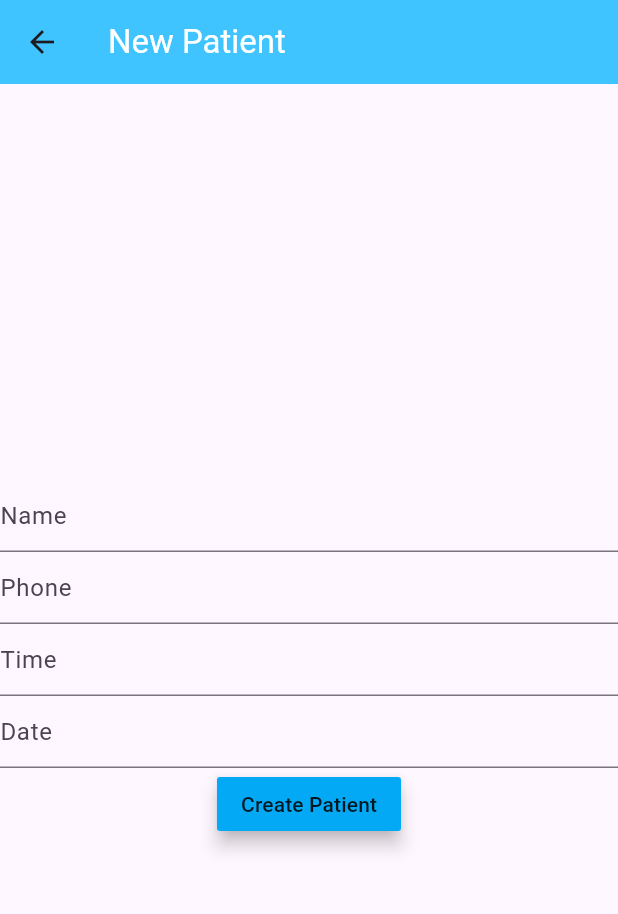
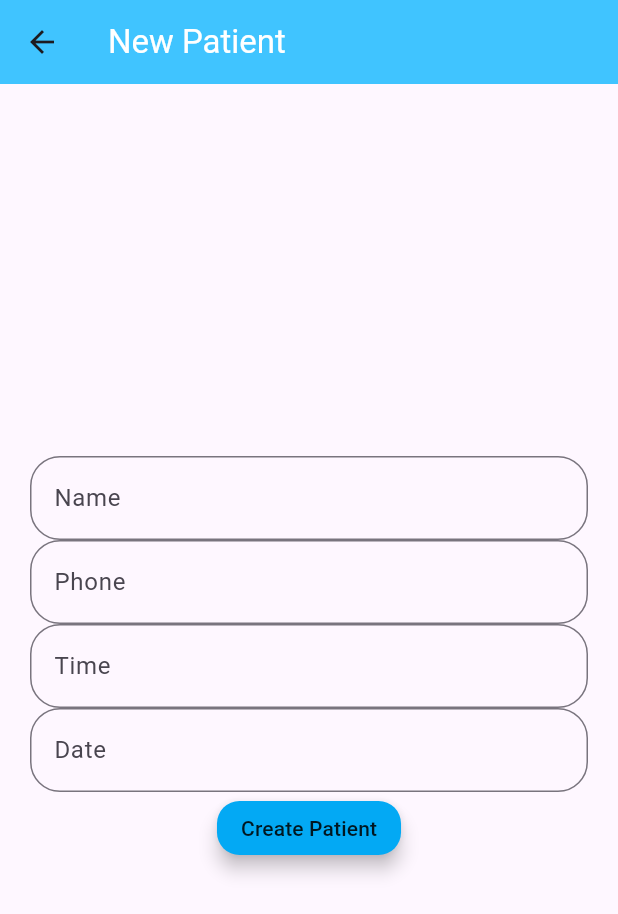
Before and after one commit to AtishayCoder/Clinic-Appointment-App, a Flutter app: the KandarpNew screen opened directly, after a tap on "Create Patient", on a phone screen of 412 x 824 dp. Shown: the top 914 px of the screen. Run offline on Flutter 3.47's test engine with Material 3 defaults, Android fonts, the phone set to English and light mode, and no system bars; our stand-ins replace cloud_firestore, firebase_core; missing offline and left inert: change_case, modal_progress_hud_alt, telephony_sms; accounts and stored records are empty.

Commit message:
Modified UI and replaced SMS lib.

```diff
--- a/lib/screens/kandarp_new.dart
+++ b/lib/screens/kandarp_new.dart
@@ -1,10 +1,10 @@
-import 'package:another_telephony/telephony.dart';
 import 'package:change_case/change_case.dart';
 import 'package:clinic_appointment/utility/constants.dart';
 import 'package:clinic_appointment/utility/error.dart';
 import 'package:cloud_firestore/cloud_firestore.dart';
 import 'package:flutter/material.dart';
 import 'package:modal_progress_hud_alt/modal_progress_hud_alt.dart';
+import 'package:telephony_sms/telephony_sms.dart';
 
 final _firestore = FirebaseFirestore.instance;
 
@@ -21,7 +21,7 @@ class _KandarpNewState extends State<KandarpNew> {
   late String number;
   late String time;
   bool showProgress = false;
-  final telephony = Telephony.instance;
+  final telephony = TelephonySMS();
   final nameController = TextEditingController();
   final numberController = TextEditingController();
   final timeController = TextEditingController();
@@ -47,7 +47,9 @@ class _KandarpNewState extends State<KandarpNew> {
           backgroundColor: Colors.lightBlueAccent,
           title: const Text('New Patient', style: textStyle),
         ),
-        body: Center(
+        body: Padding(
+          padding: EdgeInsets.all(20.0),
+          child: Center(
             child: Column(
               mainAxisAlignment: MainAxisAlignment.center,
               children: [
@@ -56,28 +58,48 @@ class _KandarpNewState extends State<KandarpNew> {
                   onChanged: (value) {
                     name = value;
                   },
-                decoration: const InputDecoration(hintText: 'Name'),
+                  decoration: InputDecoration(
+                    hintText: 'Name',
+                    border: OutlineInputBorder(
+                      borderRadius: BorderRadius.circular(20.0),
+                    ),
+                  ),
                 ),
                 TextField(
                   controller: numberController,
                   onChanged: (value) {
                     number = value;
                   },
-                decoration: const InputDecoration(hintText: 'Phone'),
+                  decoration: InputDecoration(
+                    hintText: 'Phone',
+                    border: OutlineInputBorder(
+                      borderRadius: BorderRadius.circular(20.0),
+                    ),
+                  ),
                 ),
                 TextField(
                   controller: timeController,
                   onChanged: (value) {
                     time = value;
                   },
-                decoration: const InputDecoration(hintText: 'Time'),
+                  decoration: InputDecoration(
+                    hintText: 'Time',
+                    border: OutlineInputBorder(
+                      borderRadius: BorderRadius.circular(20.0),
+                    ),
+                  ),
                 ),
                 TextField(
                   controller: dateController,
                   onChanged: (value) {
                     date = value;
                   },
-                decoration: const InputDecoration(hintText: 'Date'),
+                  decoration: InputDecoration(
+                    hintText: 'Date',
+                    border: OutlineInputBorder(
+                      borderRadius: BorderRadius.circular(20.0),
+                    ),
+                  ),
                 ),
                 MaterialButton(
                   onPressed: () async {
@@ -91,10 +113,10 @@ class _KandarpNewState extends State<KandarpNew> {
                       showProgress = true;
                     });
                     try {
-                    await telephony.sendSms(
+                      await telephony.sendSMS(
                         message:
                             'Dear ${name.toCapitalCase()}, your appointment is fixed with Dr. Kandarp Vidyarthi at $time on ${date.split('')[0]}${date.split('')[1]}/${date.split('')[2]}${date.split('')[3]}/${date.split('')[4]}${date.split('')[5]}.',
-                      to: number,
+                        phone: number,
                       );
                     } catch (e) {
                       pushError();
@@ -106,12 +128,16 @@ class _KandarpNewState extends State<KandarpNew> {
                   },
                   color: Colors.lightBlue,
                   elevation: 5.0,
+                  shape: RoundedRectangleBorder(
+                    borderRadius: BorderRadius.circular(15.0),
+                  ),
                   child: const Text('Create Patient'),
                 ),
               ],
             ),
           ),
         ),
+      ),
     );
   }
 }
--- a/pubspec.yaml
+++ b/pubspec.yaml
@@ -38,7 +38,7 @@ dependencies:
   cloud_firestore: ^5.6.0
   modal_progress_hud_alt: ^1.0.0
   change_case: ^2.1.0
-  another_telephony: ^0.3.0
+  telephony_sms: ^0.0.4
 
 dev_dependencies:
   flutter_test:
```
Also changed, not shown: lib/components/patient_container.dart (+22 -7 lines), lib/main.dart (+15 -1 lines), pubspec.lock, 1 other file. Lines whose indentation alone changed are shown as unchanged.
